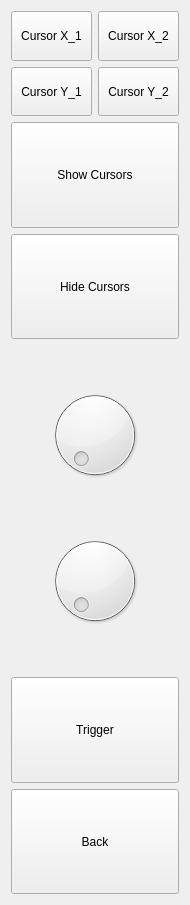
First picture: the form in barkhausen_studio/kernel/MainWindow/menu/chart_settings/barkhausen/ui/barkhausen_chart_settings.ui, repository xKafka/BarkhausenStudio, before the edit.
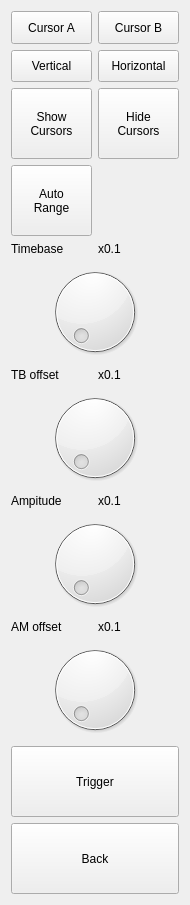
Second picture: the form after the edit. Custom widgets are drawn as their Qt base class.

```diff
--- a/barkhausen_studio/kernel/MainWindow/menu/chart_settings/barkhausen/ui/barkhausen_chart_settings.ui
+++ b/barkhausen_studio/kernel/MainWindow/menu/chart_settings/barkhausen/ui/barkhausen_chart_settings.ui
@@ -14,7 +14,115 @@
    <string>BarkhausenChartSettings</string>
   </property>
   <layout class="QGridLayout" name="gridLayout_2">
-   <item row="0" column="0">
+   <item row="7" column="1">
+    <widget class="QLabel" name="label_amplitude_state">
+     <property name="text">
+      <string>x0.1</string>
+     </property>
+    </widget>
+   </item>
+   <item row="10" column="0" colspan="2">
+    <widget class="StateChangingDial" name="dial_amplitude_offset"/>
+   </item>
+   <item row="1" column="1">
+    <widget class="QPushButton" name="pushButton_hide_cursors">
+     <property name="sizePolicy">
+      <sizepolicy hsizetype="Expanding" vsizetype="Expanding">
+       <horstretch>0</horstretch>
+       <verstretch>0</verstretch>
+      </sizepolicy>
+     </property>
+     <property name="text">
+      <string>Hide 
+Cursors</string>
+     </property>
+    </widget>
+   </item>
+   <item row="9" column="0">
+    <widget class="QLabel" name="label_3">
+     <property name="text">
+      <string>AM offset</string>
+     </property>
+    </widget>
+   </item>
+   <item row="7" column="0">
+    <widget class="QLabel" name="label_2">
+     <property name="text">
+      <string>Ampitude</string>
+     </property>
+    </widget>
+   </item>
+   <item row="3" column="0">
+    <widget class="QLabel" name="label">
+     <property name="text">
+      <string>Timebase</string>
+     </property>
+    </widget>
+   </item>
+   <item row="9" column="1">
+    <widget class="QLabel" name="label_amplitude_offset">
+     <property name="text">
+      <string>x0.1</string>
+     </property>
+    </widget>
+   </item>
+   <item row="11" column="0" colspan="2">
+    <widget class="QPushButton" name="pushButton_trigger">
+     <property name="sizePolicy">
+      <sizepolicy hsizetype="Expanding" vsizetype="Expanding">
+       <horstretch>0</horstretch>
+       <verstretch>0</verstretch>
+      </sizepolicy>
+     </property>
+     <property name="text">
+      <string>Trigger</string>
+     </property>
+    </widget>
+   </item>
+   <item row="2" column="0">
+    <widget class="QPushButton" name="pushButton_auto_range">
+     <property name="sizePolicy">
+      <sizepolicy hsizetype="Minimum" vsizetype="Expanding">
+       <horstretch>0</horstretch>
+       <verstretch>0</verstretch>
+      </sizepolicy>
+     </property>
+     <property name="text">
+      <string>Auto
+Range</string>
+     </property>
+    </widget>
+   </item>
+   <item row="12" column="0" colspan="2">
+    <widget class="QPushButton" name="pushButton_back">
+     <property name="sizePolicy">
+      <sizepolicy hsizetype="Expanding" vsizetype="Expanding">
+       <horstretch>0</horstretch>
+       <verstretch>0</verstretch>
+      </sizepolicy>
+     </property>
+     <property name="text">
+      <string>Back</string>
+     </property>
+    </widget>
+   </item>
+   <item row="6" column="0" colspan="2">
+    <widget class="StateChangingDial" name="dial_timebase_offset"/>
+   </item>
+   <item row="8" column="0" colspan="2">
+    <widget class="StateChangingDial" name="dial_amplitude"/>
+   </item>
+   <item row="4" column="0" colspan="2">
+    <widget class="StateChangingDial" name="dial_timebase"/>
+   </item>
+   <item row="3" column="1">
+    <widget class="QLabel" name="label_timebase_state">
+     <property name="text">
+      <string>x0.1</string>
+     </property>
+    </widget>
+   </item>
+   <item row="0" column="0" colspan="2">
     <layout class="QGridLayout" name="gridLayout">
      <item row="0" column="0">
       <widget class="QPushButton" name="pushButton_cursor_x_1">
@@ -25,7 +133,7 @@
         </sizepolicy>
        </property>
        <property name="text">
-        <string>Cursor X_1</string>
+        <string>Cursor A</string>
        </property>
       </widget>
      </item>
@@ -38,7 +146,7 @@
         </sizepolicy>
        </property>
        <property name="text">
-        <string>Cursor X_2</string>
+        <string>Cursor B</string>
        </property>
       </widget>
      </item>
@@ -51,7 +159,7 @@
         </sizepolicy>
        </property>
        <property name="text">
-        <string>Cursor Y_1</string>
+        <string>Vertical</string>
        </property>
       </widget>
      </item>
@@ -64,105 +172,12 @@
         </sizepolicy>
        </property>
        <property name="text">
-        <string>Cursor Y_2</string>
+        <string>Horizontal</string>
        </property>
       </widget>
      </item>
     </layout>
    </item>
-   <item row="5" column="0">
-    <widget class="QDial" name="dial_x"/>
-   </item>
-   <item row="10" column="0">
-    <widget class="QPushButton" name="pushButton_back">
-     <property name="sizePolicy">
-      <sizepolicy hsizetype="Expanding" vsizetype="Expanding">
-       <horstretch>0</horstretch>
-       <verstretch>0</verstretch>
-      </sizepolicy>
-     </property>
-     <property name="text">
-      <string>Back</string>
-     </property>
-    </widget>
-   </item>
-   <item row="7" column="0">
-    <widget class="QDial" name="dial_y"/>
-   </item>
-   <item row="8" column="0">
-    <spacer name="verticalSpacer_4">
-     <property name="orientation">
-      <enum>Qt::Vertical</enum>
-     </property>
-     <property name="sizeType">
-      <enum>QSizePolicy::Minimum</enum>
-     </property>
-     <property name="sizeHint" stdset="0">
-      <size>
-       <width>20</width>
-       <height>40</height>
-      </size>
-     </property>
-    </spacer>
-   </item>
-   <item row="2" column="0">
-    <widget class="QPushButton" name="pushButton_hide_cursors">
-     <property name="sizePolicy">
-      <sizepolicy hsizetype="Expanding" vsizetype="Expanding">
-       <horstretch>0</horstretch>
-       <verstretch>0</verstretch>
-      </sizepolicy>
-     </property>
-     <property name="text">
-      <string>Hide Cursors</string>
-     </property>
-    </widget>
-   </item>
-   <item row="6" column="0">
-    <spacer name="verticalSpacer_2">
-     <property name="orientation">
-      <enum>Qt::Vertical</enum>
-     </property>
-     <property name="sizeType">
-      <enum>QSizePolicy::Minimum</enum>
-     </property>
-     <property name="sizeHint" stdset="0">
-      <size>
-       <width>20</width>
-       <height>40</height>
-      </size>
-     </property>
-    </spacer>
-   </item>
-   <item row="9" column="0">
-    <widget class="QPushButton" name="pushButton_trigger">
-     <property name="sizePolicy">
-      <sizepolicy hsizetype="Expanding" vsizetype="Expanding">
-       <horstretch>0</horstretch>
-       <verstretch>0</verstretch>
-      </sizepolicy>
-     </property>
-     <property name="text">
-      <string>Trigger</string>
-     </property>
-    </widget>
-   </item>
-   <item row="4" column="0">
-    <spacer name="verticalSpacer_3">
-     <property name="orientation">
-      <enum>Qt::Vertical</enum>
-     </property>
-     <property name="sizeType">
-      <enum>QSizePolicy::Minimum</enum>
-     </property>
-     <property name="sizeHint" stdset="0">
-      <size>
-       <width>20</width>
-       <height>40</height>
-      </size>
-     </property>
-    </spacer>
-   </item>
    <item row="1" column="0">
     <widget class="QPushButton" name="pushButton_show_cursor">
      <property name="sizePolicy">
@@ -172,12 +187,34 @@
       </sizepolicy>
      </property>
      <property name="text">
-      <string>Show Cursors</string>
+      <string>Show 
+Cursors</string>
+     </property>
+    </widget>
+   </item>
+   <item row="5" column="0">
+    <widget class="QLabel" name="label_4">
+     <property name="text">
+      <string>TB offset</string>
+     </property>
+    </widget>
+   </item>
+   <item row="5" column="1">
+    <widget class="QLabel" name="label_timebase_offset_state">
+     <property name="text">
+      <string>x0.1</string>
      </property>
     </widget>
    </item>
   </layout>
  </widget>
+ <customwidgets>
+  <customwidget>
+   <class>StateChangingDial</class>
+   <extends>QDial</extends>
+   <header location="global">state_changing_dial.h</header>
+  </customwidget>
+ </customwidgets>
  <resources/>
  <connections/>
 </ui>
```
Left out of the diff: 8 changed lines with no effect on the pictures.
